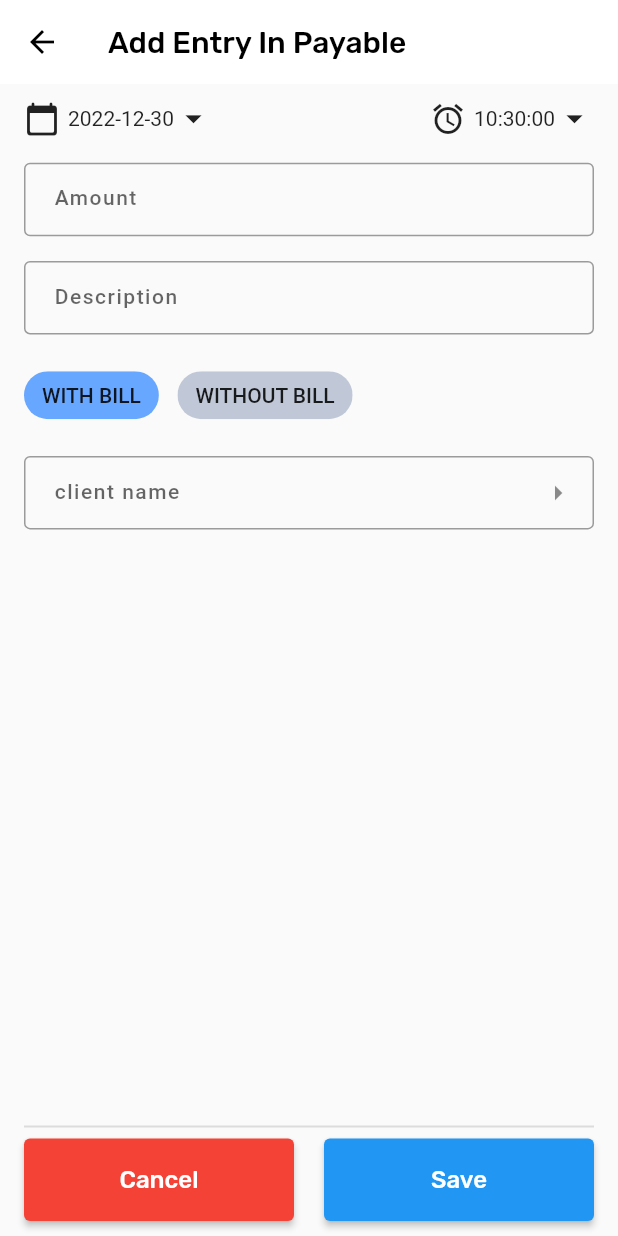
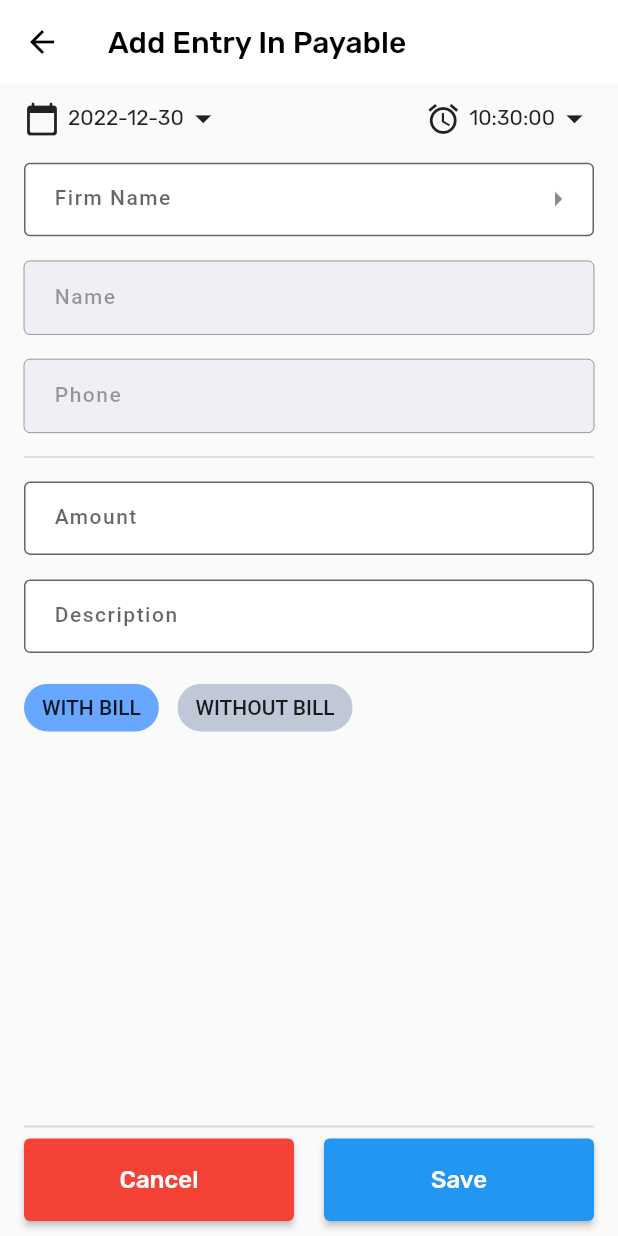
Before and after one commit to yashpitroda/cashbook, a Flutter app: the AddInPayableScreen screen opened by its route, on a phone screen of 412 x 824 dp. Run offline on Flutter 3.47's test engine with Material 2 defaults, Android fonts, the phone set to English and light mode, and no system bars; our stand-ins replace firebase_auth, firebase_core, flutter_contacts, google_sign_in, grouped_list; accounts and stored records are empty; network calls fail.

Commit message:
add firm in payable screen

```diff
--- a/cashbook_app/lib/screen/add_in_payable_screen.dart
+++ b/cashbook_app/lib/screen/add_in_payable_screen.dart
@@ -1,3 +1,6 @@
+import 'dart:math';
+
+import 'package:cashbook_app/models/client_contact.dart';
 import 'package:cashbook_app/screen/select_client_sreen.dart';
 import 'package:firebase_auth/firebase_auth.dart';
 import 'package:flutter/material.dart';
@@ -14,24 +17,30 @@ class AddInPayableScreen extends StatefulWidget {
 
 class _AddInPayableScreenState extends State<AddInPayableScreen> {
   // final currentUser = FirebaseAuth.instance.currentUser!;
-
+  FocusNode? amountFocusNode;
+  FocusNode? descriptionFocusNode;
   TextEditingController amountController = TextEditingController();
   TextEditingController descriptionController = TextEditingController();
   TextEditingController clientNameController = TextEditingController();
+  TextEditingController clientMobilenoController = TextEditingController();
+  TextEditingController fermNameController = TextEditingController();
 
   int? _isBillValue = 1;
+  bool _isclientInfoExpanded = false;
 
   DateTime? _selectedDate;
   TimeOfDay? _selectedtime;
   DateTime? finaldateTime;
-  Map? selectedClientMap;
+  ClientContact? selectedClientobj;
 
   Future<void> _submitHander() async {
     print(amountController.text);
     print(descriptionController.text);
     print(_isBillValue);
     print(finaldateTime.toString());
-    print(selectedClientMap);
+    print(fermNameController.text);
+    print(clientNameController.text);
+    print(clientMobilenoController.text);
     // print(currentUser.email!);
   }
 
@@ -39,12 +48,16 @@ class _AddInPayableScreenState extends State<AddInPayableScreen> {
   void initState() {
     DateTime current_date = DateTime.now();
     finaldateTime = current_date;
+    amountFocusNode = FocusNode();
+    descriptionFocusNode = FocusNode();
     super.initState();
   }
 
   @override
-  void didChangeDependencies() {
-    super.didChangeDependencies();
+  void dispose() {
+    amountFocusNode!.dispose();
+    descriptionFocusNode!.dispose();
+    super.dispose();
   }
 
   void customDatePicker() {
@@ -85,35 +98,72 @@ class _AddInPayableScreenState extends State<AddInPayableScreen> {
     });
   }
 
+  void _gotoSelectClintScreen() {
+    Navigator.of(context).pushNamed(SelectClintScreen.routeName).then((value) {
+      selectedClientobj = value as ClientContact;
+      clientNameController.text = selectedClientobj!.cname;
+      fermNameController.text = selectedClientobj!.fermname;
+      clientMobilenoController.text = selectedClientobj!.cmobileno;
+      setState(() {});
+    });
+  }
+
   @override
   Widget build(BuildContext context) {
     var mqhight = MediaQuery.of(context).size.height;
     var mqwidth = MediaQuery.of(context).size.width;
     return Scaffold(
       appBar: AppBar(
-        elevation: 0,
-        backgroundColor: Colors.white,
-        foregroundColor: Colors.black,
         title: const Text(
           "Add Entry In Payable",
           style: TextStyle(fontFamily: "Rubik"),
         ),
       ),
-      body: Padding(
+      body: GestureDetector(
+        onTap: () {
+          amountFocusNode!.unfocus();
+          descriptionFocusNode!.unfocus();
+        },
+        child: Container(
+          // color: Colors.grey.withOpacity(0.09),
+          child: Padding(
             padding: const EdgeInsets.symmetric(horizontal: 16, vertical: 10),
             child: Column(
               children: [
                 Expanded(
                   child: SingleChildScrollView(
                     child: Column(
+                      crossAxisAlignment: CrossAxisAlignment.start,
                       children: [
                         DateTimeSelector(mqwidth),
                         SizedBox(
                           height: mqhight * 0.02,
                         ),
-
+                        Column(
+                          children: [
+                            firmnameTextField(),
+                            SizedBox(
+                              height: mqhight * 0.02,
+                            ),
+                            clientNameTextField(),
+                            SizedBox(
+                              height: mqhight * 0.02,
+                            ),
+                            clientPhoneTextField(),
+                          ],
+                        ),
+                        SizedBox(
+                          height: mqhight * 0.01,
+                        ),
+                        const Divider(
+                          thickness: 1.2,
+                        ),
+                        SizedBox(
+                          height: mqhight * 0.01,
+                        ),
                         CustomTextField(
-                      customfocusnode: null,
+                          customtextinputaction: TextInputAction.next,
+                          customfocusnode: amountFocusNode,
                           textinputtype: TextInputType.number,
                           labeltext: "Amount",
                           customController: amountController,
@@ -121,12 +171,12 @@ class _AddInPayableScreenState extends State<AddInPayableScreen> {
                           leadding_iconname: null,
                           triling_iconname: null,
                         ),
-
                         SizedBox(
                           height: mqhight * 0.02,
                         ),
                         CustomTextField(
-                      customfocusnode: null,
+                          customtextinputaction: TextInputAction.done,
+                          customfocusnode: descriptionFocusNode,
                           textinputtype: TextInputType.name,
                           labeltext: "Description",
                           customController: descriptionController,
@@ -135,98 +185,26 @@ class _AddInPayableScreenState extends State<AddInPayableScreen> {
                           triling_iconname: null,
                         ),
                         SizedBox(
-                      height: mqhight * 0.02,
+                          height: mqhight * 0.015,
                         ),
-                    Row(
-                      children: [
-                        ChoiceChip(
-                          backgroundColor:
-                              const Color.fromARGB(255, 192, 200, 216),
-                          selectedColor:
-                              const Color.fromARGB(255, 104, 167, 255),
-                          label: const Text('WITH BILL'),
-                          selected: _isBillValue == 1,
-                          onSelected: (bool selected) {
-                            setState(() {
-                              _isBillValue = selected ? 1 : null;
-                            });
-                          },
-                        ),
-                        SizedBox(
-                          width: mqwidth * 0.03,
-                        ),
-                        ChoiceChip(
-                          backgroundColor:
-                              const Color.fromARGB(255, 192, 200, 216),
-                          selectedColor:
-                              const Color.fromARGB(255, 104, 167, 255),
-                          label: const Text('WITHOUT BILL'),
-                          selected: _isBillValue == 0,
-                          onSelected: (bool selected) {
-                            setState(() {
-                              _isBillValue = selected ? 0 : null;
-                            });
-                          },
-                        ),
-                      ],
-                    ),
-                    SizedBox(
-                      height: mqhight * 0.02,
-                    ),
-                    // CustomTextField(
-                    //   // textinputtype: TextInputType.number,
-                    //   textinputtype: null,
-                    //   labeltext: "Client name",
-                    //   customController: descriptionController,
-                    //   hinttext: null,
-                    //   leadding_iconname: null,
-                    //   triling_iconname: Icons.arrow_right,
-                    // ),
-                    TextField(
-                      readOnly: true,
-                      onTap: () {
-                        Navigator.of(context)
-                            .pushNamed(SelectClintScreen.routeName)
-                            .then((value) {
-                          selectedClientMap = value as Map;
-                          print(selectedClientMap);
-                          clientNameController.text =
-                              selectedClientMap!["cname"];
-                        });
-                      },
-                      controller: clientNameController,
-                      cursorColor: Colors.black,
-                      style: const TextStyle(
-                          // letterSpacing: 1,
-                          color: Colors.black,
-                          fontWeight: FontWeight.w500,
-                          fontSize: 16),
-                      decoration: const InputDecoration(
-                        suffixIcon:
-                            Icon(Icons.arrow_right), //icon at tail of input
-                        border: OutlineInputBorder(
-                          borderRadius: BorderRadius.all(Radius.circular(4)),
-                        ),
-                        labelText: "client name",
-                        labelStyle: TextStyle(letterSpacing: 1, fontSize: 14),
-                        hintStyle: TextStyle(fontSize: 13),
-
-                        contentPadding:
-                            EdgeInsets.fromLTRB(20.0, 15.0, 20.0, 15.0),
-                      ),
-                    ),
-
-                    // ElevatedButton(
-                    //     onPressed: _submitHander, child: const Text("btn")),
+                        billWithOrWithoutOption(mqwidth),
                       ],
                     ),
                   ),
                 ),
-            Container(
-              // color: Colors.amber,
-              child: Column(
+                bottombuttoncard(context),
+              ],
+            ),
+          ),
+        ),
+      ),
+    );
+  }
+
+  Column bottombuttoncard(BuildContext context) {
+    return Column(
       children: [
-                  Divider(
+        const Divider(
           thickness: 1.3,
         ),
         Row(
@@ -238,8 +216,7 @@ class _AddInPayableScreenState extends State<AddInPayableScreen> {
                   Navigator.of(context).pop();
                 },
                 style: ElevatedButton.styleFrom(
-                              fixedSize: const Size(10, 55),
-                              backgroundColor: Colors.red),
+                    fixedSize: const Size(10, 55), backgroundColor: Colors.red),
                 child: const Text(
                   'Cancel',
                   style: TextStyle(
@@ -272,10 +249,125 @@ class _AddInPayableScreenState extends State<AddInPayableScreen> {
           ],
         ),
       ],
+    );
+  }
+
+  Row billWithOrWithoutOption(double mqwidth) {
+    return Row(
+      children: [
+        ChoiceChip(
+          backgroundColor: const Color.fromARGB(255, 192, 200, 216),
+          selectedColor: const Color.fromARGB(255, 104, 167, 255),
+          label: const Text('WITH BILL'),
+          selected: _isBillValue == 1,
+          onSelected: (bool selected) {
+            setState(() {
+              _isBillValue = selected ? 1 : null;
+            });
+          },
         ),
+        SizedBox(
+          width: mqwidth * 0.03,
+        ),
+        ChoiceChip(
+          backgroundColor: const Color.fromARGB(255, 192, 200, 216),
+          selectedColor: const Color.fromARGB(255, 104, 167, 255),
+          label: const Text('WITHOUT BILL'),
+          selected: _isBillValue == 0,
+          onSelected: (bool selected) {
+            setState(() {
+              _isBillValue = selected ? 0 : null;
+            });
+          },
         ),
       ],
+    );
+  }
+
+  TextField clientPhoneTextField() {
+    return TextField(
+      enabled: false,
+      readOnly: true,
+      controller: clientMobilenoController,
+      cursorColor: Colors.black,
+      style: const TextStyle(
+          // letterSpacing: 1,
+          color: Colors.black,
+          fontWeight: FontWeight.w500,
+          fontSize: 16),
+      decoration: const InputDecoration(
+        filled: true,
+        fillColor: Color.fromARGB(208, 235, 238, 244),
+
+        // suffixIcon: Icon(
+        //     Icons.arrow_right), //icon at tail of input
+        border: OutlineInputBorder(
+          borderRadius: BorderRadius.all(Radius.circular(4)),
         ),
+        labelText: "Phone",
+        // prefixText: "Client phone:  ",
+        // hintText: "Client phone:  ",
+        labelStyle: TextStyle(letterSpacing: 1, fontSize: 14),
+        hintStyle: TextStyle(fontSize: 13),
+
+        contentPadding: EdgeInsets.fromLTRB(20.0, 15.0, 20.0, 15.0),
+      ),
+    );
+  }
+
+  TextField clientNameTextField() {
+    return TextField(
+      enabled: false,
+      readOnly: true,
+      controller: clientNameController,
+      cursorColor: Colors.black,
+      style: const TextStyle(
+          // letterSpacing: 1,
+          color: Colors.black,
+          fontWeight: FontWeight.w500,
+          fontSize: 16),
+      decoration: const InputDecoration(
+        filled: true,
+        fillColor: Color.fromARGB(208, 235, 238, 244),
+        // suffixIcon: Icon(
+        //     Icons.arrow_right), //icon at tail of input
+        border: OutlineInputBorder(
+          borderRadius: BorderRadius.all(Radius.circular(4)),
+        ),
+        // labelText: "client",
+        labelText: "Name",
+        labelStyle: TextStyle(letterSpacing: 1, fontSize: 14),
+        hintStyle: TextStyle(fontSize: 13),
+
+        contentPadding: EdgeInsets.fromLTRB(20.0, 15.0, 20.0, 15.0),
+      ),
+    );
+  }
+
+  TextField firmnameTextField() {
+    return TextField(
+      readOnly: true,
+      onTap: () {
+        _gotoSelectClintScreen();
+      },
+      controller: fermNameController,
+      cursorColor: Colors.black,
+      style: const TextStyle(
+          // letterSpacing: 1,
+          color: Colors.black,
+          fontWeight: FontWeight.w500,
+          fontSize: 16),
+      decoration: const InputDecoration(
+        suffixIcon: Icon(Icons.arrow_right), //icon at tail of input
+        border: OutlineInputBorder(
+          borderRadius: BorderRadius.all(Radius.circular(4)),
+        ),
+        // labelText: "client",
+        labelText: "Firm Name",
+        labelStyle: TextStyle(letterSpacing: 1, fontSize: 14),
+        hintStyle: TextStyle(fontSize: 13),
+
+        contentPadding: EdgeInsets.fromLTRB(20.0, 15.0, 20.0, 15.0),
       ),
     );
   }
--- a/cashbook_app/lib/screen/contact_screens/select_contact_screen.dart
+++ b/cashbook_app/lib/screen/contact_screens/select_contact_screen.dart
@@ -110,9 +110,6 @@ class _SelectContactScreenState extends State<SelectContactScreen> {
   Widget build(BuildContext context) {
     return Scaffold(
       appBar: AppBar(
-        elevation: 0,
-        backgroundColor: Colors.white,
-        foregroundColor: Colors.black,
         title: const Text(
           "Select contacts",
           style: TextStyle(fontFamily: "Rubik"),
--- a/cashbook_app/lib/widgets/customtextfield.dart
+++ b/cashbook_app/lib/widgets/customtextfield.dart
@@ -1,4 +1,3 @@
-
 import 'package:flutter/material.dart';
 
 class CustomTextField extends StatelessWidget {
@@ -11,6 +10,7 @@ class CustomTextField extends StatelessWidget {
     required this.leadding_iconname,
     required this.textinputtype,
     required this.customfocusnode,
+    required this.customtextinputaction,
   }) : super(key: key);
 
   final TextEditingController customController;
@@ -20,10 +20,13 @@ class CustomTextField extends StatelessWidget {
   final IconData? leadding_iconname;
   final TextInputType? textinputtype;
   final FocusNode? customfocusnode;
+  final TextInputAction? customtextinputaction;
 
   @override
   Widget build(BuildContext context) {
     return TextField(
+      textInputAction:
+          (customtextinputaction == null) ? null : customtextinputaction,
       focusNode: customfocusnode,
       controller: customController,
       cursorColor: Colors.black,
```
Also changed, not shown: cashbook_app/lib/main.dart (+15 -1 lines), cashbook_app/lib/screen/add_client_screen.dart (+4 -3 lines), cashbook_app/lib/screen/manage_client_screen.dart (+10 -17 lines), cashbook_app/lib/screen/select_client_sreen.dart (+30 -23 lines). Lines whose indentation alone changed are shown as unchanged.
